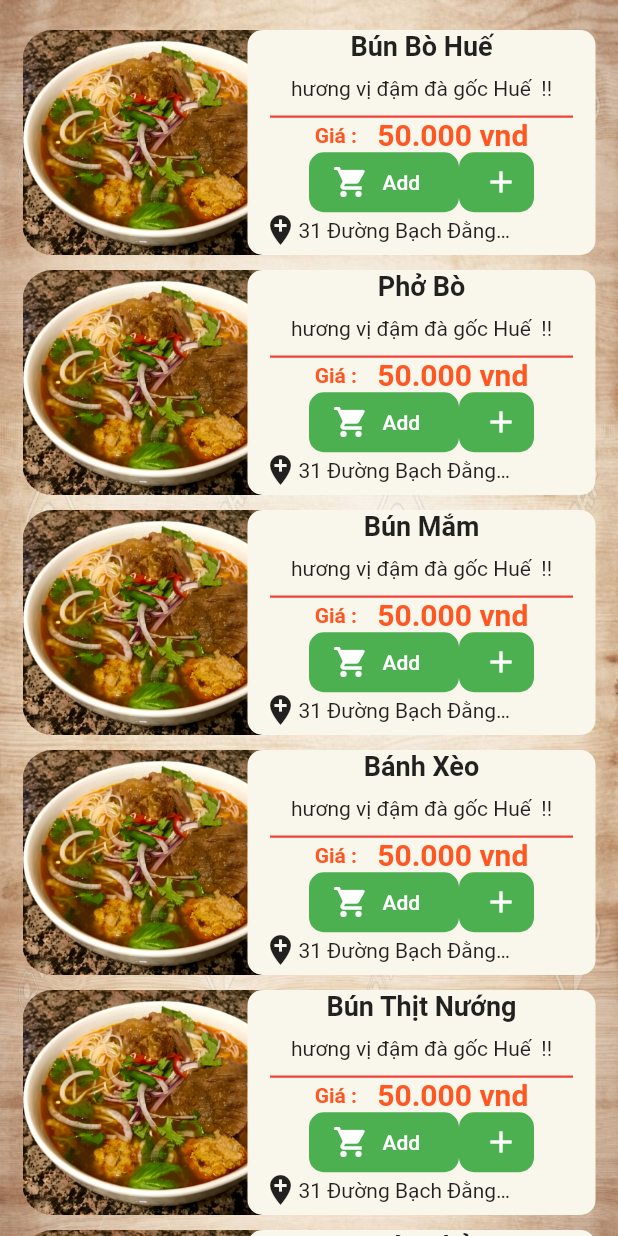
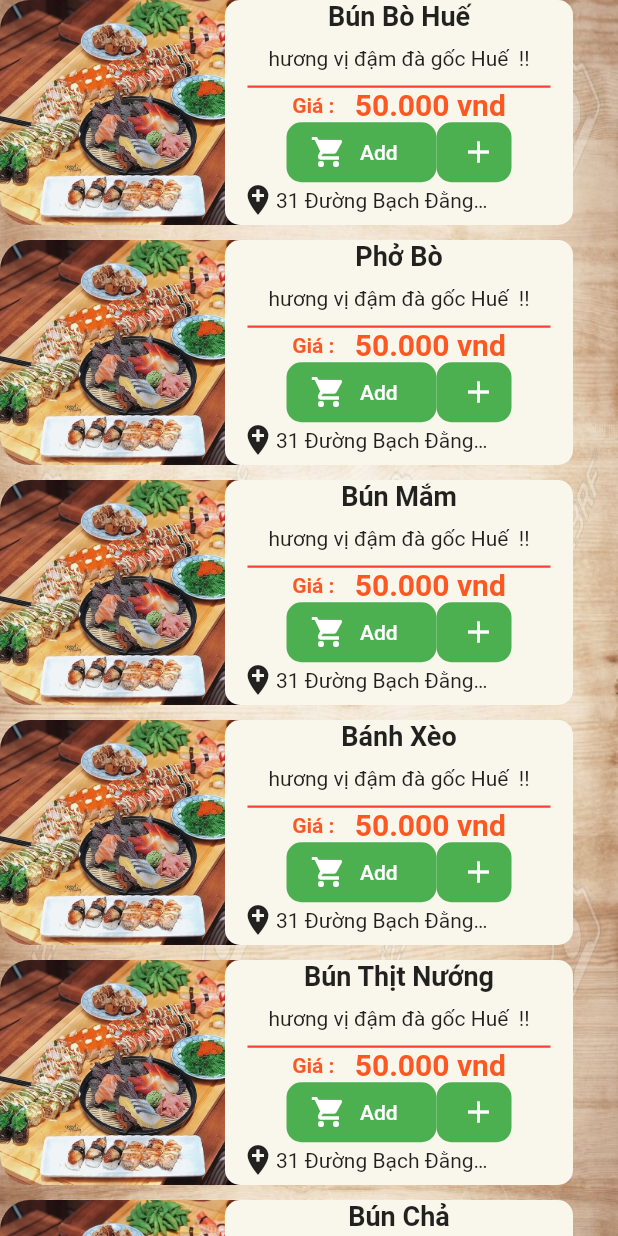
Before and after one commit to huynhscenes/gourmet, a Flutter app: the LocationPage screen opened directly, on a phone screen of 412 x 824 dp. Run offline on Flutter 3.47's test engine with Material 2 defaults, Android fonts, the phone set to English and light mode, and no system bars.

Commit message:
no message

```diff
--- a/lib/Localtion.dart
+++ b/lib/Localtion.dart
@@ -12,32 +12,47 @@ class LocationState extends State<LocationPage> {
 
   @override
   Widget build(BuildContext context) {
-    return Container(
+    return Scaffold(
+
+      body: Container(
         decoration: new BoxDecoration(
           image: new DecorationImage(
               image: new ExactAssetImage('assets/contentbg.jpg'),
               fit: BoxFit.fill),
         ),
+        child: Column(
+            mainAxisAlignment: MainAxisAlignment.start,
+            children: <Widget>[
+//          TopContent(),
+//          CenterContent(),
+              Container(
+                height: MediaQuery.of(context).size.height,
+
                 child: ListView(
-        padding: EdgeInsets.only(left: 15.0, top: 20.0),
                   children: <Widget>[
-          Listitems('Bún Bò Huế',context),
+                    Listitems('Bún Bò Huế', context),
                     SizedBox(height: 10.0,),
-          Listitems('Phở Bò',context),
+                    Listitems('Phở Bò', context),
                     SizedBox(height: 10.0,),
-          Listitems('Bún Mắm',context),
+                    Listitems('Bún Mắm', context),
                     SizedBox(height: 10.0,),
-          Listitems('Bánh Xèo',context),
+                    Listitems('Bánh Xèo', context),
                     SizedBox(height: 10.0,),
-          Listitems('Bún Thịt Nướng',context),
+                    Listitems('Bún Thịt Nướng', context),
                     SizedBox(height: 10.0,),
-          Listitems('Bún Chả',context),
+                    Listitems('Bún Chả', context),
                     SizedBox(height: 10.0,)
+
                   ],
+                ),
+              ),
+            ]
+        ),
       ),
     );
   }
 }
+
 
 Listitems(String namefood, context){
     return Stack(
@@ -50,7 +65,7 @@ Listitems(String namefood, context){
                           topLeft: Radius.circular(20.0),
                           bottomLeft: Radius.circular(20.0)),
                   image: DecorationImage(
-                          image: ExactAssetImage('assets/food1.jpg'),
+                          image: ExactAssetImage('assets/foodnew1.jpg'),
                           fit: BoxFit.cover)),
         ),
         Positioned(
--- a/pubspec.yaml
+++ b/pubspec.yaml
@@ -37,7 +37,6 @@ flutter:
   uses-material-design: true
   assets:
     - assets/
-    - assets/iconnews.png
 
   # To add assets to your application, add an assets section, like this:
   # assets:
```
Lines whose indentation alone changed are shown as unchanged.
